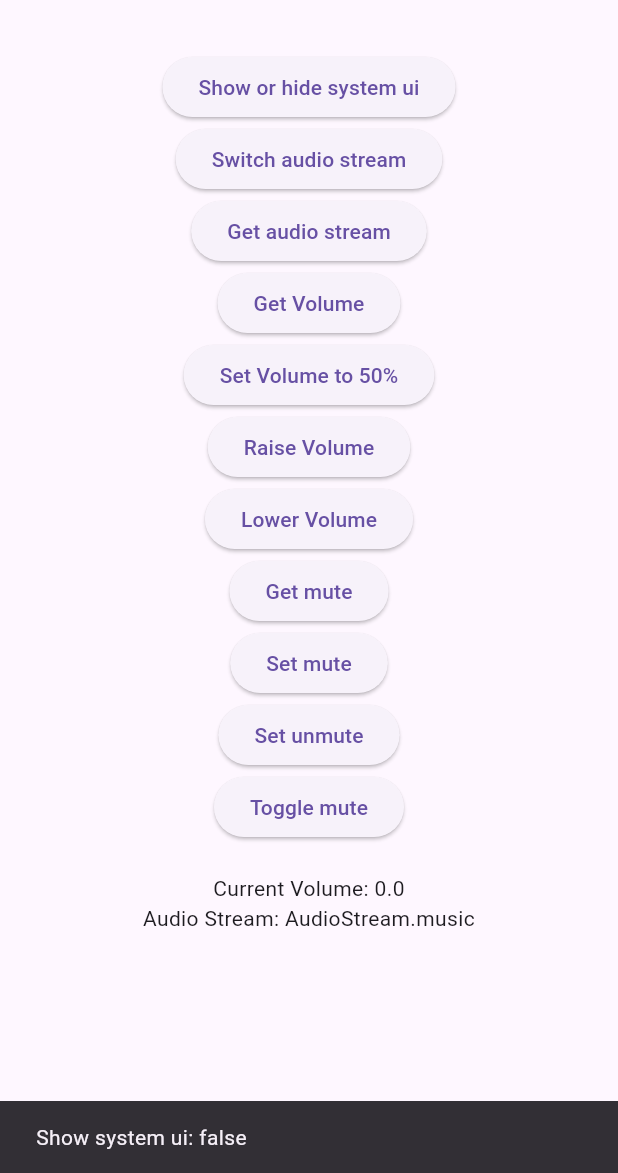
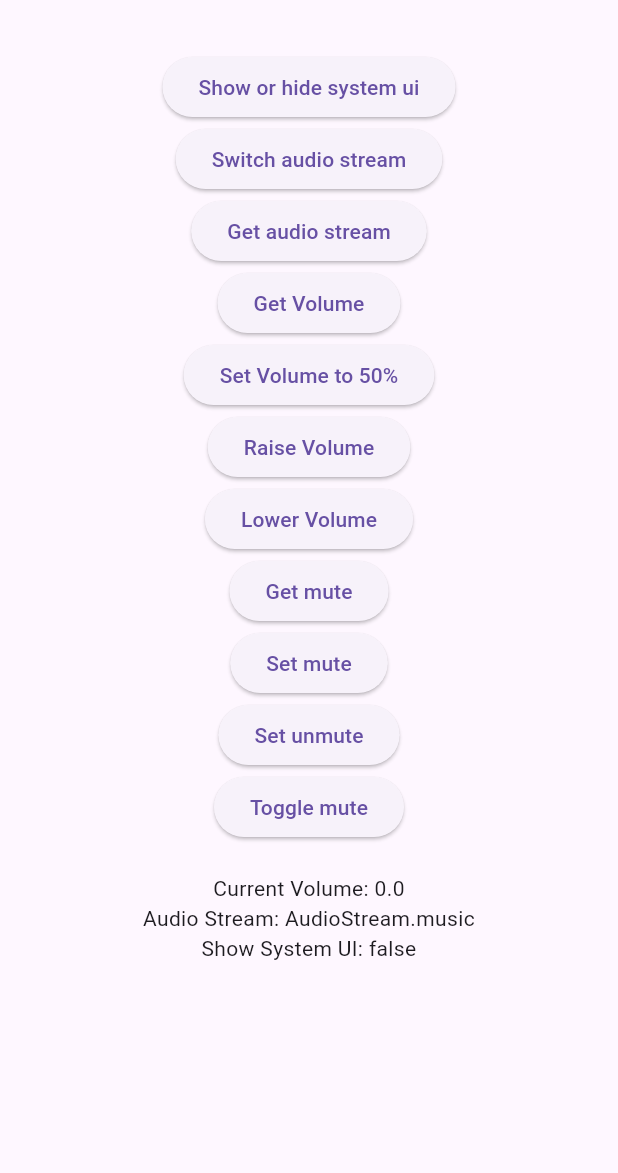
Before and after one commit to yosemiteyss/flutter_volume_controller, a Flutter app: the screen it shows after launch, after a tap on "Show or hide system ui", on a phone screen of 412 x 824 dp, the part 63-1236 px from its top. Run offline on Flutter 3.47's test engine with Material 3 defaults, Android fonts, the light colour scheme and no system bars.

Commit message:
example add show system ui
(cherry picked from commit 62eb0cc081dc89aa783c9470c999429402ad0091)

```diff
--- a/example/lib/main.dart
+++ b/example/lib/main.dart
@@ -29,6 +29,7 @@ class _HomeState extends State<Home> {
   AudioStream _audioStream = AudioStream.music;
   AudioSessionCategory _audioSessionCategory = AudioSessionCategory.ambient;
   double _currentVolume = 0.0;
+  bool _showSystemUI = true;
 
   @override
   void initState() {
@@ -67,12 +68,12 @@ class _HomeState extends State<Home> {
             Center(
               child: ElevatedButton(
                 child: const Text('Show or hide system ui'),
-                onPressed: () {
-                  FlutterVolumeController.updateShowSystemUI(
+                onPressed: () async {
+                  await FlutterVolumeController.updateShowSystemUI(
                       !FlutterVolumeController.showSystemUI);
-                  _showSnackBar(
-                    'Show system ui: ${FlutterVolumeController.showSystemUI}',
-                  );
+                  setState(() {
+                    _showSystemUI = FlutterVolumeController.showSystemUI;
+                  });
                 },
               ),
             ),
@@ -230,6 +231,11 @@ class _HomeState extends State<Home> {
               'Audio Session Category: $_audioSessionCategory',
               textAlign: TextAlign.center,
             ),
+          if (Platform.isAndroid || Platform.isIOS)
+            Text(
+              'Show System UI: $_showSystemUI',
+              textAlign: TextAlign.center,
+            ),
         ],
       ),
     );
```
